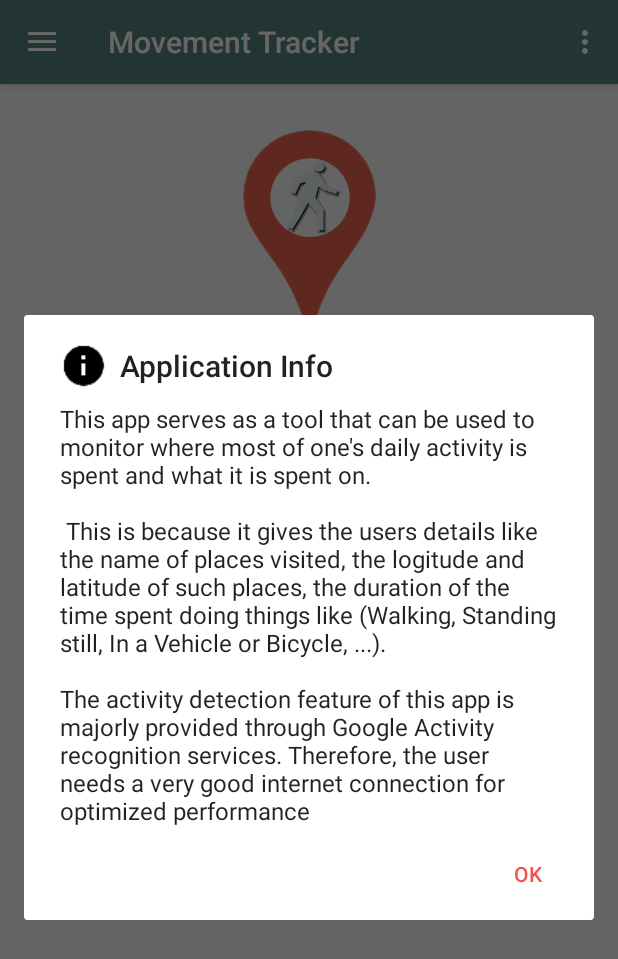
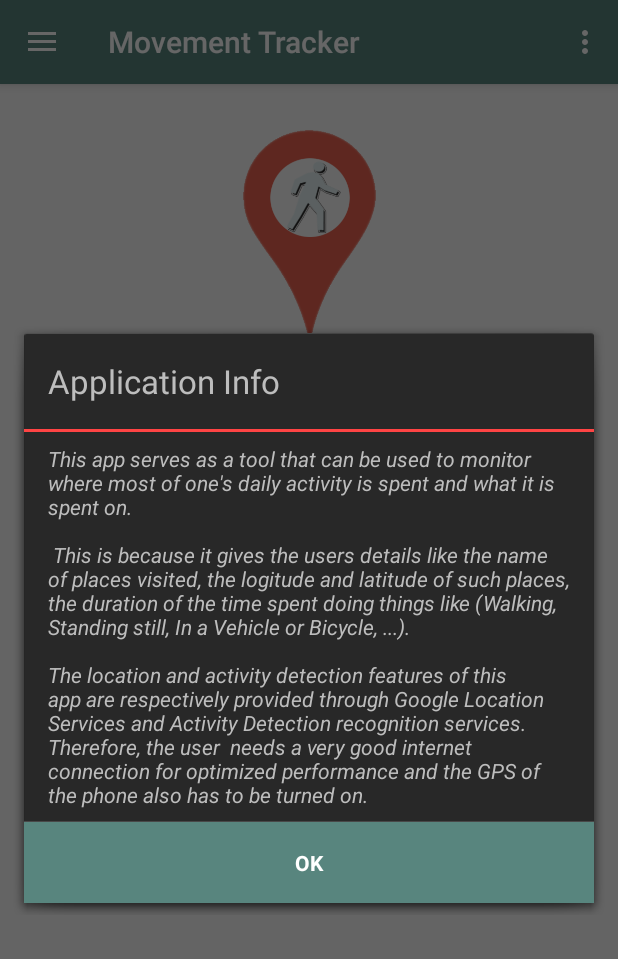
Before and after one commit to andela-bomotoso/MovementTracker, an Android app: the screen it shows after launch (MainActivity), in the options menu, after a tap on "App Info", on a phone screen of 412 x 824 dp. Shown: the top 959 px of the screen. Run offline under Robolectric (Android 15) with nearby library versions, the phone set to English and light mode, and no system bars.

Commit message:
Customize alert dialog

```diff
--- a/MovementTracker/app/src/main/java/com/andela/omotoso/bukola/movementtracker/activities/MainActivity.java
+++ b/MovementTracker/app/src/main/java/com/andela/omotoso/bukola/movementtracker/activities/MainActivity.java
@@ -31,6 +31,7 @@ import android.net.NetworkInfo;
 import android.os.Bundle;
 import android.os.CountDownTimer;
 import android.support.v4.content.LocalBroadcastManager;
+import android.support.v7.view.ContextThemeWrapper;
 import android.text.Editable;
 import android.text.TextWatcher;
 import android.view.View;
@@ -83,6 +84,7 @@ public class MainActivity extends AppCompatActivity
     private String locationText;
     private String location;
     private CountDownTimer countDownTimer;
+    ContextThemeWrapper ctw;
 
     @Override
     protected void onCreate(Bundle savedInstanceState) {
@@ -98,6 +100,8 @@ public class MainActivity extends AppCompatActivity
                 this, drawer, toolbar, R.string.navigation_drawer_open, R.string.navigation_drawer_close);
         drawer.setDrawerListener(toggle);
         toggle.syncState();
+
+        ctw = new ContextThemeWrapper(this, R.style.Theme_Tracker);
 
         initializeComponents();
         initializeVariables();
@@ -443,11 +447,10 @@ public class MainActivity extends AppCompatActivity
 
     public void displayAppInfo() {
 
-        new AlertDialog.Builder(MainActivity.this)
+      AlertDialog dialog =  new AlertDialog.Builder(ctw)
 
                 .setTitle(R.string.application_info)
                 .setMessage(Constants.APP_INFO)
-                .setIcon(R.drawable.ic_info_black_24dp)
                 .setPositiveButton(R.string.ok, new DialogInterface.OnClickListener() {
 
                     @Override
@@ -456,6 +459,10 @@ public class MainActivity extends AppCompatActivity
                     }
                 })
                 .show();
+        int titleDividerId = getResources().getIdentifier("titleDivider", "id", "android");
+        View titleDivider = dialog.findViewById(titleDividerId);
+        if (titleDivider != null)
+            titleDivider.setBackgroundColor(getResources().getColor(android.R.color.holo_red_light));
     }
 
     public void displayHelp() {
--- a/MovementTracker/app/src/main/java/com/andela/omotoso/bukola/movementtracker/activities/SettingsActivity.java
+++ b/MovementTracker/app/src/main/java/com/andela/omotoso/bukola/movementtracker/activities/SettingsActivity.java
@@ -5,7 +5,9 @@ import android.app.Dialog;
 import android.content.SharedPreferences;
 import android.os.Bundle;
 import android.preference.PreferenceManager;
+import android.support.v7.app.AlertDialog;
 import android.support.v7.app.AppCompatActivity;
+import android.support.v7.view.ContextThemeWrapper;
 import android.support.v7.widget.Toolbar;
 import android.view.Menu;
 import android.view.MenuInflater;
@@ -30,6 +32,7 @@ public class SettingsActivity extends AppCompatActivity implements NumberPicker.
     private SharedPreferences.Editor editor;
     private SharedPreferenceManager sharedPreferenceManager;
     private int delay;
+    private ContextThemeWrapper ctw;
 
     @TargetApi(17)
     @Override
@@ -42,6 +45,9 @@ public class SettingsActivity extends AppCompatActivity implements NumberPicker.
 
         toolbar.setNavigationIcon(R.drawable.ic_arrow_back_white_18dp);
         setSupportActionBar(toolbar);
+
+
+        ctw = new ContextThemeWrapper(this, R.style.Theme_Tracker);
 
         timer = new Timer();
 
@@ -76,7 +82,6 @@ public class SettingsActivity extends AppCompatActivity implements NumberPicker.
 
     public void showNumberPickerDialog(View view) {
 
-
         dialog = new Dialog(this);
         dialog.setTitle(Constants.DIALOG_TITLE);
         dialog.setContentView(R.layout.number_picker);
--- a/MovementTracker/app/src/main/java/com/andela/omotoso/bukola/movementtracker/utilities/Constants.java
+++ b/MovementTracker/app/src/main/java/com/andela/omotoso/bukola/movementtracker/utilities/Constants.java
@@ -44,9 +44,9 @@ public class Constants {
             "This is because it gives the users details" +
             " like the name of places visited, the logitude and latitude of such places, " +
             "the duration of the time spent doing things like (Walking, Standing still"+
-            ", In a Vehicle or Bicycle, ...). \n\nThe activity detection feature of this app is majorly" +
-            " provided through Google Activity recognition services. Therefore, the user "
-            +" needs a very good internet connection for optimized performance";
+            ", In a Vehicle or Bicycle, ...). \n\nThe location and activity detection features of this app are" +
+            " respectively provided through Google Location Services and Activity Detection recognition services. Therefore, the user "
+            +" needs a very good internet connection for optimized performance and the GPS of the phone also has to be turned on.";
 
     public static final String HELP = "This app is easy to use. The user however needs to turn on the " +
             "GPS and the" + " internet of the phone this app will run on.\n\n"+
--- a/MovementTracker/app/src/main/res/values/colors.xml
+++ b/MovementTracker/app/src/main/res/values/colors.xml
@@ -4,6 +4,7 @@
     <color name="colorPrimaryDark">#303F9F</color>
     <color name="colorAccent">#FF4081</color>
     <color name="redColor">#EF5350</color>
+    <color name="whiteColor">#FFFFFF</color>
     <color name="buttonBackground">#FF8A80</color>
     <color name="buttontextColor">#FFFFFF</color>
     <color name="toolbar_background">#58857e</color>
--- /dev/null
+++ b/MovementTracker/app/src/main/res/values/tracker_styles.xml
@@ -0,0 +1,58 @@
+<?xml version= "1.0" encoding ="utf-8"?>
+<resources xmlns:android="http://schemas.android.com/apk/res/android">
+
+    <style name="Widget.Tracker.ActionBar.Solid" parent="@android:style/Widget.Holo.ActionBar.Solid">
+        <item name="android:background">@color/toolbar_background</item>
+    </style>
+
+    <!-- Local copy of android:Theme.Holo.Dialog.Alert -->
+    <style name="Theme_Holo_Dialog_Alert" parent="@android:style/Theme.Holo.Dialog">
+        <item name="android:windowBackground">@android:color/transparent</item>
+        <item name="android:windowTitleStyle">@style/DialogWindowTitle_Holo</item>
+        <item name="android:windowContentOverlay">@null</item>
+        <item name="android:windowMinWidthMajor">@android:dimen/dialog_min_width_major</item>
+        <item name="android:windowMinWidthMinor">@android:dimen/dialog_min_width_minor</item>
+    </style>
+
+    <!-- Local copy of android:DialogWindowTitle.Holo -->
+    <style name="DialogWindowTitle_Holo">
+        <item name="android:maxLines">1</item>
+        <item name="android:scrollHorizontally">true</item>
+        <item name="android:textAppearance">@android:style/TextAppearance.Holo.DialogWindowTitle</item>
+    </style>
+
+    <style name="DialogWindowTitle.Tracker" parent="@style/DialogWindowTitle_Holo">
+        <item name="android:textAppearance">@style/TextAppearance.Tracker.DialogWindowTitle</item>
+
+    </style>
+
+    <style name="TextAppearance.Tracker.DialogWindowTitle" parent="@android:style/TextAppearance.Holo.DialogWindowTitle">
+        <item name="android:textColor">@color/border_stroke</item>
+        <item name="android:fontFamily">sans-serif</item>
+
+        <item name="android:textStyle">normal</item>
+    </style>
+
+    <style name="TextAppearance.Tracker.Medium" parent="@android:style/TextAppearance.Holo.Medium">
+        <item name="android:textStyle">italic</item>
+        <item name="android:textSize">14sp</item>
+    </style>
+
+    <style name="Widget.Tracker.Button.Borderless" parent="@android:style/Widget.Holo.Button.Borderless">
+        <item name="android:textColor">@color/whiteColor</item>
+        <item name="android:textStyle">bold</item>
+        <item name="android:textAppearance">@style/TextAppearance.Tracker.DialogButton</item>
+    </style>
+
+    <style name="TextAppearance.Tracker.DialogButton" parent="@android:style/TextAppearance.Holo.Medium"></style>
+
+    <style name="Tracker.ButtonBar.AlertDialog" parent="@android:style/Holo.ButtonBar.AlertDialog">
+        <item name="android:background">@color/toolbar_background</item>
+    </style>
+
+    <style name="AlertDialog_Tracker">
+        <item name="android:topDark">@color/toolbar_background</item>
+
+    </style>
+
+</resources>
--- /dev/null
+++ b/MovementTracker/app/src/main/res/values/tracker_themes.xml
@@ -0,0 +1,19 @@
+<?xml version= "1.0" encoding ="utf-8"?>
+<resources xmlns:android="http://schemas.android.com/apk/res/android">
+
+    <style name="Theme.Tracker" parent="@android:style/Theme.Holo">
+        <item name="android:actionBarStyle">@style/Widget.Tracker.ActionBar.Solid</item>
+        <item name="android:alertDialogTheme">@style/Theme_Tracker_Dialog_Alert</item>
+    </style>
+
+    <style name="Theme_Tracker_Dialog_Alert" parent="@style/Theme_Holo_Dialog_Alert">
+        <item name="android:windowTitleStyle">@style/DialogWindowTitle.Tracker</item>
+        <item name="android:textColorPrimary">@color/border_stroke</item>
+        <item name="android:textAppearanceMedium">@style/TextAppearance.Tracker.Medium</item>
+        <item name="android:borderlessButtonStyle">@style/Widget.Tracker.Button.Borderless</item>
+        <item name="android:buttonBarStyle">@style/Tracker.ButtonBar.AlertDialog</item>
+    </style>
+
+
+
+</resources>
```
